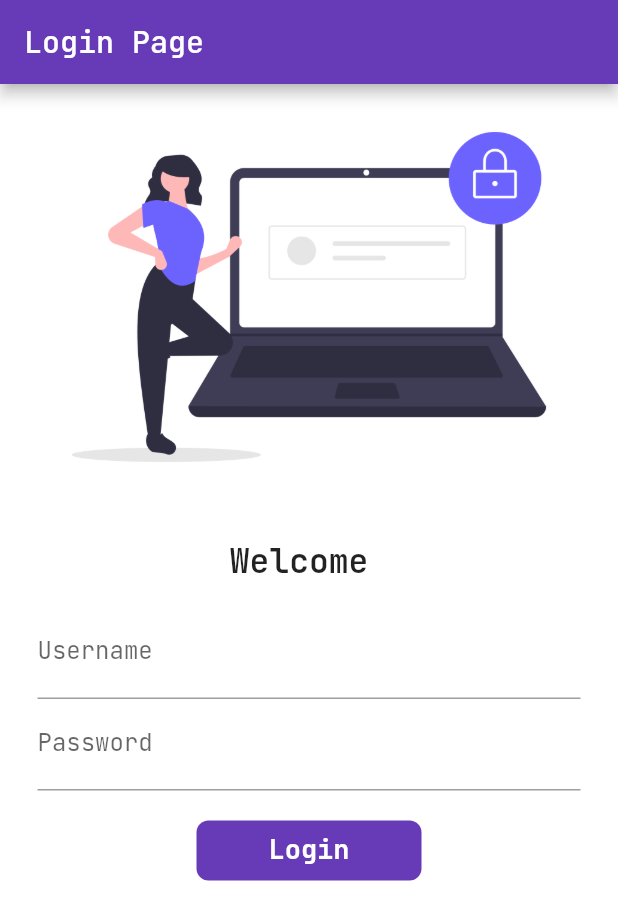
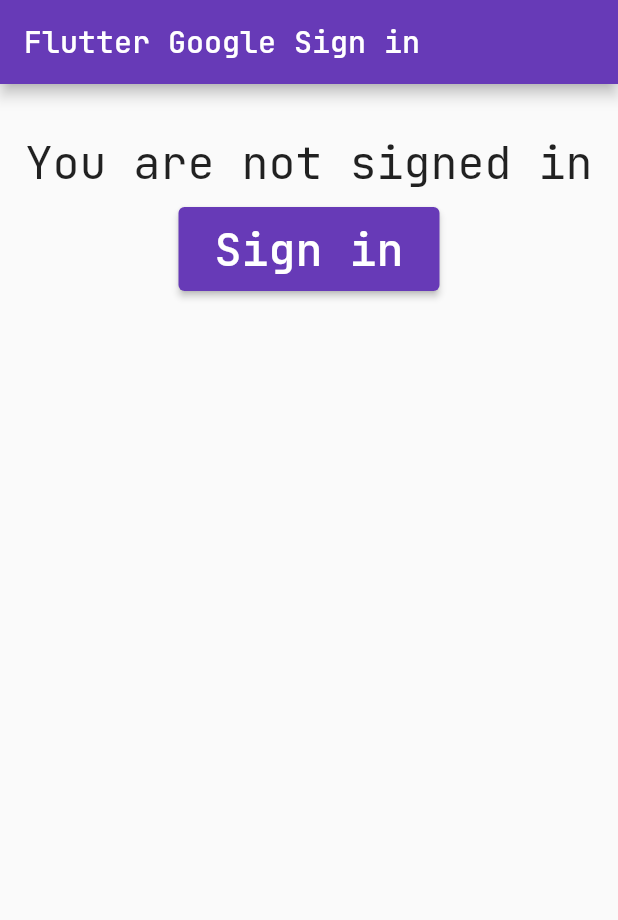
Before and after one commit to Mitshah2406/FlutterTutorial, a Flutter app: the screen it shows after launch, on a phone screen of 412 x 824 dp. Shown: the top 920 px of the screen. Run offline on Flutter 3.47's test engine with Material 2 defaults, Android fonts, the phone set to English and light mode, and no system bars; our stand-ins replace google_fonts, google_sign_in.

Commit message:
google sign in firebase done

```diff
--- a/lib/main.dart
+++ b/lib/main.dart
@@ -1,4 +1,5 @@
 // ignore_for_file: unnecessary_new
+import 'package:flutter_application_1/pages/google.dart';
 import 'package:flutter_application_1/pages/login.dart';
 import 'package:flutter_application_1/routes/route.dart';
 import 'package:google_fonts/google_fonts.dart';
@@ -18,14 +19,15 @@ class MyApp extends StatelessWidget {
     return MaterialApp(
       themeMode: ThemeMode.light,
       theme: ThemeData(
-          primarySwatch: Colors.deepPurple,
-          fontFamily: GoogleFonts.jetBrainsMono().fontFamily,
-         ),
+        primarySwatch: Colors.deepPurple,
+        fontFamily: GoogleFonts.jetBrainsMono().fontFamily,
+      ),
       darkTheme: ThemeData(brightness: Brightness.dark),
       debugShowCheckedModeBanner: false,
+
       routes: {
-        "/": (context) => LoginPage(),
         // ignore: prefer_const_constructors
+        MyRoutes.google_sign_in : (context) => Google(),
         MyRoutes.home_page: (context) => HomePage(),
         MyRoutes.login_page: (context) => LoginPage()
       },
--- /dev/null
+++ b/lib/pages/google.dart
@@ -0,0 +1,108 @@
+import 'package:flutter/material.dart';
+import 'package:google_sign_in/google_sign_in.dart';
+
+
+
+final GoogleSignIn _googleSignIn = GoogleSignIn(
+  scopes: [
+    'email'
+  ]
+);
+
+class Google extends StatefulWidget {
+  const Google({Key? key}) : super(key: key);
+
+  @override
+  _GoogleState createState() => _GoogleState();
+}
+
+class _GoogleState extends State<Google> {
+
+  GoogleSignInAccount? _currentUser;
+
+  @override
+  void initState() {
+    _googleSignIn.onCurrentUserChanged.listen((account) {
+      setState(() {
+        _currentUser = account;
+      });
+    });
+    _googleSignIn.signInSilently();
+    super.initState();
+  }
+
+  @override
+  Widget build(BuildContext context) {
+    return Scaffold(
+      appBar: AppBar(
+        title: const Text('Flutter Google Sign in'),
+      ),
+      body: Container(
+        alignment: Alignment.center,
+        child: _buildWidget(),
+      ),
+    );
+  }
+
+  Widget _buildWidget(){
+    GoogleSignInAccount? user = _currentUser;
+    if(user != null){
+      return Padding(
+        padding: const EdgeInsets.fromLTRB(2, 12, 2, 12),
+        child: Column(
+          children: [
+            ListTile(
+              leading: GoogleUserCircleAvatar(identity: user),
+              title:  Text(user.displayName ?? '', style: TextStyle(fontSize: 22),),
+              subtitle: Text(user.email, style: TextStyle(fontSize: 22)),
+            ),
+            const SizedBox(height: 20,),
+            const Text(
+                'Signed in successfully',
+              style: TextStyle(fontSize: 20),
+            ),
+            const SizedBox(height: 10,),
+            ElevatedButton(
+                onPressed: signOut,
+                child: const Text('Sign out')
+            )
+          ],
+        ),
+      );
+    }else{
+      return Padding(
+        padding: const EdgeInsets.all(12.0),
+        child: Column(
+          children: [
+            const SizedBox(height: 20,),
+            const Text(
+                'You are not signed in',
+              style: TextStyle(fontSize: 30),
+            ),
+            const SizedBox(height: 10,),
+            ElevatedButton(
+                onPressed: signIn,
+                child: const Padding(
+                  padding: EdgeInsets.all(8.0),
+                  child: Text('Sign in', style: TextStyle(fontSize: 30)),
+                )
+            ),
+          ],
+        ),
+      );
+    }
+  }
+
+  void signOut(){
+    _googleSignIn.disconnect();
+  }
+
+  Future<void> signIn() async {
+    try{
+      await _googleSignIn.signIn();
+    }catch (e){
+      print('Error signing in $e');
+    }
+  }
+
+}
--- a/lib/routes/route.dart
+++ b/lib/routes/route.dart
@@ -3,4 +3,5 @@ import 'package:flutter/cupertino.dart';
 class MyRoutes {
   static String home_page = "/home";
   static String login_page = "/login";
+  static String google_sign_in = "/";
 }
--- a/pubspec.yaml
+++ b/pubspec.yaml
@@ -35,6 +35,7 @@ dependencies:
   cupertino_icons: ^1.0.2
   google_fonts: ^3.0.1
   animated_check: ^1.0.0
+  google_sign_in: ^5.2.1
 
 dev_dependencies:
   flutter_test:
```
Also changed, not shown: lib/pages/login.dart (+37 -14 lines), pubspec.lock, 3 other files.
